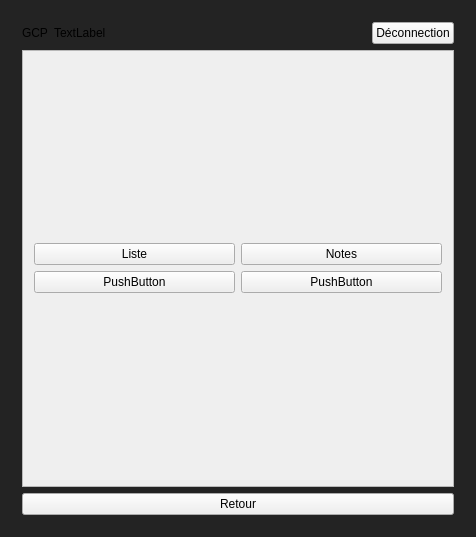
Before: the Qt Designer form Qt_main/Qt_main.ui in GMorelle-2412/GCP_C, drawn with Qt 5.
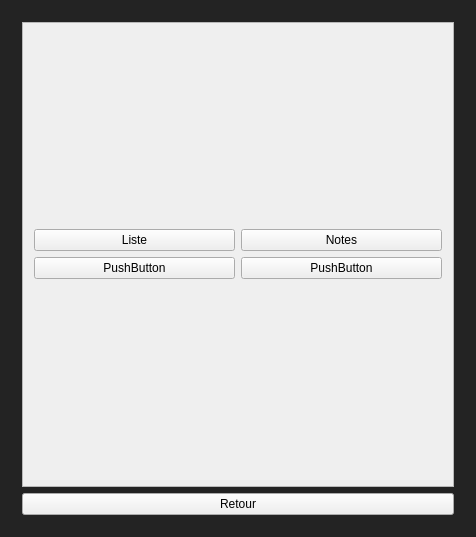
After: the same form once the commit is applied. The open tabs and pages were chosen to show the change.

```diff
--- a/Qt_main/Qt_main.ui
+++ b/Qt_main/Qt_main.ui
@@ -632,44 +632,6 @@
        <layout class="QGridLayout" name="gridLayout_13">
         <item row="0" column="0">
          <layout class="QVBoxLayout" name="verticalLayout_15">
-          <item>
-           <layout class="QHBoxLayout" name="horizontalLayout_8" stretch="0,5,0">
-            <property name="sizeConstraint">
-             <enum>QLayout::SizeConstraint::SetDefaultConstraint</enum>
-            </property>
-            <item>
-             <widget class="QLabel" name="label_7">
-              <property name="text">
-               <string>GCP</string>
-              </property>
-             </widget>
-            </item>
-            <item>
-             <widget class="QLabel" name="label_8">
-              <property name="styleSheet">
-               <string notr="true">#label6{
-	
-	color: rgb(180, 180, 180);
-}</string>
-              </property>
-              <property name="text">
-               <string>TextLabel</string>
-              </property>
-             </widget>
-            </item>
-            <item>
-             <layout class="QVBoxLayout" name="verticalLayout_14">
-              <item>
-               <widget class="QPushButton" name="pushButton_15">
-                <property name="text">
-                 <string>Déconnection</string>
-                </property>
-               </widget>
-              </item>
-             </layout>
-            </item>
-           </layout>
-          </item>
           <item>
            <widget class="QScrollArea" name="scrollArea_4">
             <property name="widgetResizable">
@@ -681,7 +643,7 @@
                <x>0</x>
                <y>0</y>
                <width>436</width>
-               <height>433</height>
+               <height>467</height>
               </rect>
              </property>
              <layout class="QGridLayout" name="gridLayout_14">
```
Left out of the diff: 179 changed lines with no effect on the pictures.
